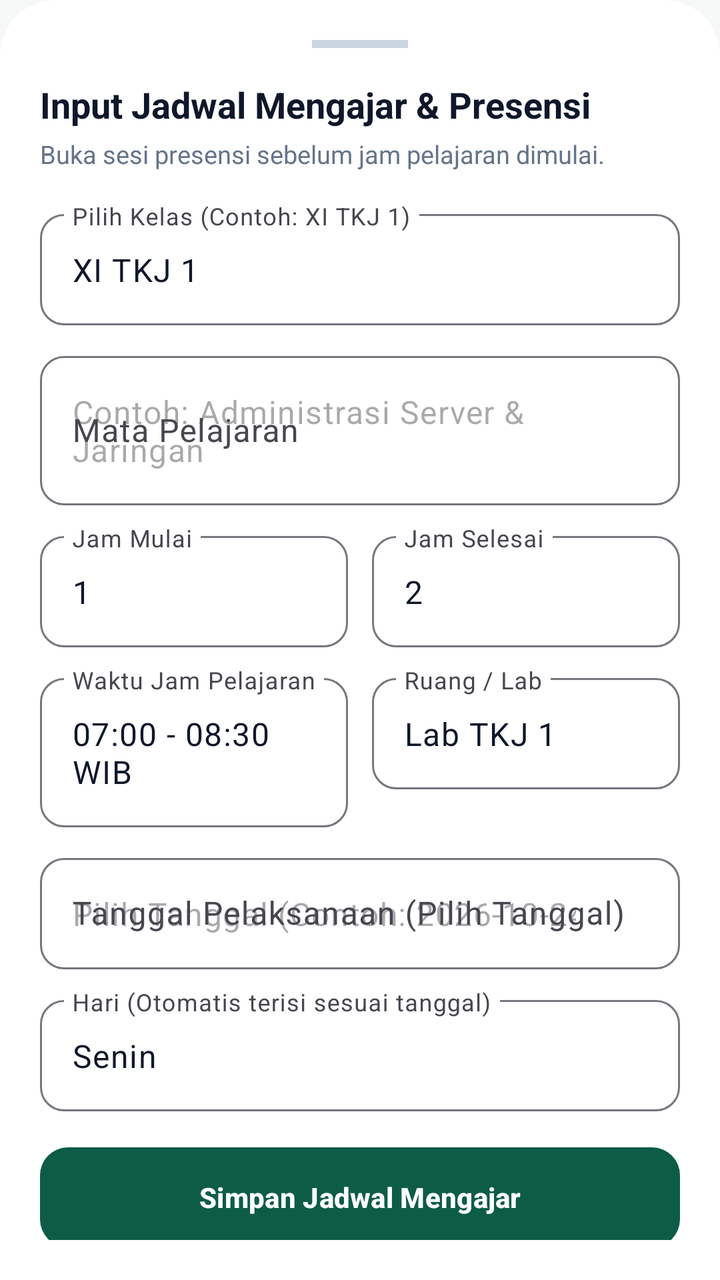
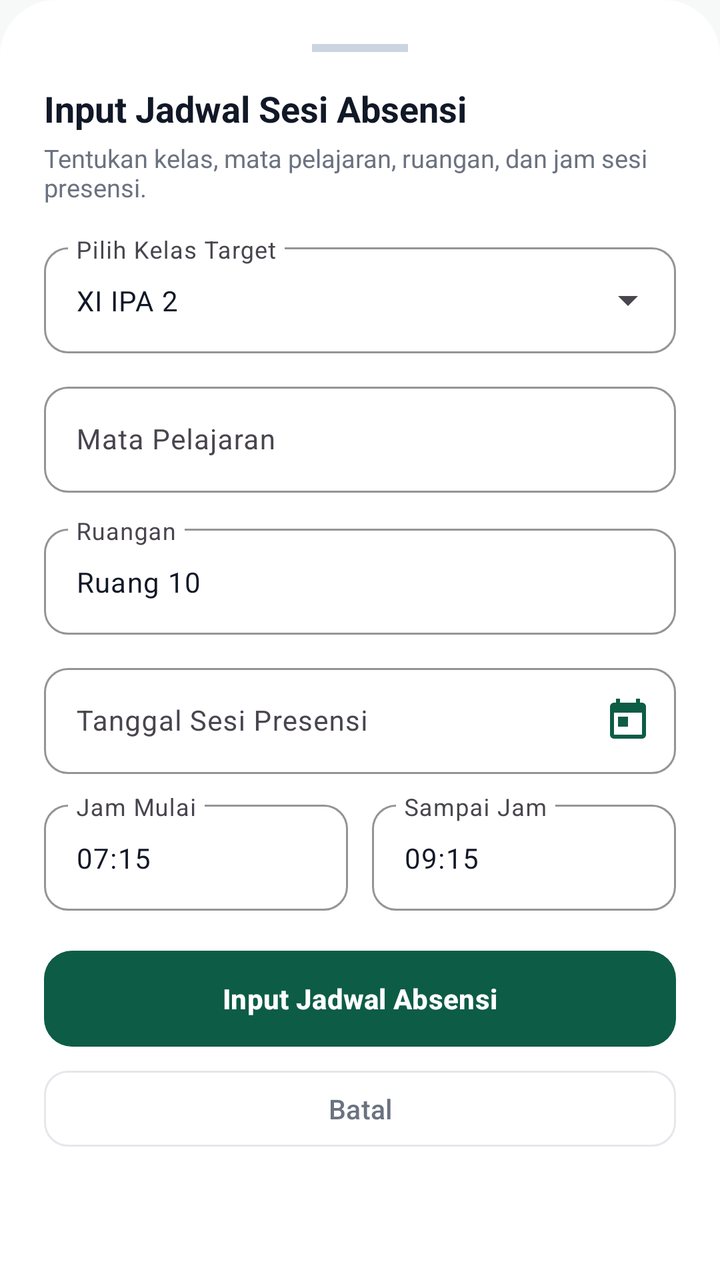

Compare the two renders of this Android layout. The source of the first and the diff that turns it into the second are given below.
<!-- AndroidManifest.xml: application theme Theme.AbsensiAPP -->
<!-- res/layout/dialog_add_schedule.xml -->
<?xml version="1.0" encoding="utf-8"?>
<LinearLayout xmlns:android="http://schemas.android.com/apk/res/android"
    xmlns:app="http://schemas.android.com/apk/res-auto"
    android:layout_width="match_parent"
    android:layout_height="wrap_content"
    android:background="@drawable/bg_dialog_sheet"
    android:orientation="vertical"
    android:padding="20dp">

    <View
        android:layout_width="48dp"
        android:layout_height="4dp"
        android:layout_gravity="center_horizontal"
        android:layout_marginBottom="16dp"
        android:background="#CBD5E1" />

    <TextView
        android:layout_width="wrap_content"
        android:layout_height="wrap_content"
        android:text="Input Jadwal Mengajar &amp; Presensi"
        android:textColor="@color/text_primary"
        android:textSize="18sp"
        android:textStyle="bold" />

    <TextView
        android:layout_width="wrap_content"
        android:layout_height="wrap_content"
        android:layout_marginTop="4dp"
        android:text="Buka sesi presensi sebelum jam pelajaran dimulai."
        android:textColor="@color/text_secondary"
        android:textSize="12.5sp" />

    
    <com.google.android.material.textfield.TextInputLayout
        android:id="@+id/tilClassSelect"
        style="@style/Widget.Material3.TextInputLayout.OutlinedBox"
        android:layout_width="match_parent"
        android:layout_height="wrap_content"
        android:layout_marginTop="16dp"
        android:hint="Pilih Kelas (Contoh: XI TKJ 1)"
        app:boxCornerRadiusBottomEnd="12dp"
        app:boxCornerRadiusBottomStart="12dp"
        app:boxCornerRadiusTopEnd="12dp"
        app:boxCornerRadiusTopStart="12dp">

        <com.google.android.material.textfield.TextInputEditText
            android:id="@+id/etClassName"
            android:layout_width="match_parent"
            android:layout_height="wrap_content"
            android:text="XI TKJ 1"
            android:textColor="@color/text_primary" />
    </com.google.android.material.textfield.TextInputLayout>

    
    <com.google.android.material.textfield.TextInputLayout
        android:id="@+id/tilSubject"
        style="@style/Widget.Material3.TextInputLayout.OutlinedBox"
        android:layout_width="match_parent"
        android:layout_height="wrap_content"
        android:layout_marginTop="10dp"
        android:hint="Mata Pelajaran"
        app:boxCornerRadiusBottomEnd="12dp"
        app:boxCornerRadiusBottomStart="12dp"
        app:boxCornerRadiusTopEnd="12dp"
        app:boxCornerRadiusTopStart="12dp">

        <com.google.android.material.textfield.TextInputEditText
            android:id="@+id/etSubjectName"
            android:layout_width="match_parent"
            android:layout_height="wrap_content"
            android:hint="Contoh: Administrasi Server &amp; Jaringan"
            android:textColor="@color/text_primary" />
    </com.google.android.material.textfield.TextInputLayout>

    
    <LinearLayout
        android:layout_width="match_parent"
        android:layout_height="wrap_content"
        android:layout_marginTop="10dp"
        android:orientation="horizontal">

        <com.google.android.material.textfield.TextInputLayout
            style="@style/Widget.Material3.TextInputLayout.OutlinedBox"
            android:layout_width="0dp"
            android:layout_height="wrap_content"
            android:layout_marginEnd="6dp"
            android:layout_weight="1"
            android:hint="Jam Mulai"
            app:boxCornerRadiusBottomEnd="12dp"
            app:boxCornerRadiusBottomStart="12dp"
            app:boxCornerRadiusTopEnd="12dp"
            app:boxCornerRadiusTopStart="12dp">

            <com.google.android.material.textfield.TextInputEditText
                android:id="@+id/etPeriodStart"
                android:layout_width="match_parent"
                android:layout_height="wrap_content"
                android:inputType="number"
                android:text="1"
                android:textColor="@color/text_primary" />
        </com.google.android.material.textfield.TextInputLayout>

        <com.google.android.material.textfield.TextInputLayout
            style="@style/Widget.Material3.TextInputLayout.OutlinedBox"
            android:layout_width="0dp"
            android:layout_height="wrap_content"
            android:layout_marginStart="6dp"
            android:layout_weight="1"
            android:hint="Jam Selesai"
            app:boxCornerRadiusBottomEnd="12dp"
            app:boxCornerRadiusBottomStart="12dp"
            app:boxCornerRadiusTopEnd="12dp"
            app:boxCornerRadiusTopStart="12dp">

            <com.google.android.material.textfield.TextInputEditText
                android:id="@+id/etPeriodEnd"
                android:layout_width="match_parent"
                android:layout_height="wrap_content"
                android:inputType="number"
                android:text="2"
                android:textColor="@color/text_primary" />
        </com.google.android.material.textfield.TextInputLayout>
    </LinearLayout>

    
    <LinearLayout
        android:layout_width="match_parent"
        android:layout_height="wrap_content"
        android:layout_marginTop="10dp"
        android:orientation="horizontal">

        <com.google.android.material.textfield.TextInputLayout
            style="@style/Widget.Material3.TextInputLayout.OutlinedBox"
            android:layout_width="0dp"
            android:layout_height="wrap_content"
            android:layout_marginEnd="6dp"
            android:layout_weight="1"
            android:hint="Waktu Jam Pelajaran"
            app:boxCornerRadiusBottomEnd="12dp"
            app:boxCornerRadiusBottomStart="12dp"
            app:boxCornerRadiusTopEnd="12dp"
            app:boxCornerRadiusTopStart="12dp">

            <com.google.android.material.textfield.TextInputEditText
                android:id="@+id/etTimeSlot"
                android:layout_width="match_parent"
                android:layout_height="wrap_content"
                android:text="07:00 - 08:30 WIB"
                android:textColor="@color/text_primary" />
        </com.google.android.material.textfield.TextInputLayout>

        <com.google.android.material.textfield.TextInputLayout
            style="@style/Widget.Material3.TextInputLayout.OutlinedBox"
            android:layout_width="0dp"
            android:layout_height="wrap_content"
            android:layout_marginStart="6dp"
            android:layout_weight="1"
            android:hint="Ruang / Lab"
            app:boxCornerRadiusBottomEnd="12dp"
            app:boxCornerRadiusBottomStart="12dp"
            app:boxCornerRadiusTopEnd="12dp"
            app:boxCornerRadiusTopStart="12dp">

            <com.google.android.material.textfield.TextInputEditText
                android:id="@+id/etRoomName"
                android:layout_width="match_parent"
                android:layout_height="wrap_content"
                android:text="Lab TKJ 1"
                android:textColor="@color/text_primary" />
        </com.google.android.material.textfield.TextInputLayout>
    </LinearLayout>

    
    <com.google.android.material.textfield.TextInputLayout
        android:id="@+id/tilScheduleDate"
        style="@style/Widget.Material3.TextInputLayout.OutlinedBox"
        android:layout_width="match_parent"
        android:layout_height="wrap_content"
        android:layout_marginTop="10dp"
        android:hint="Tanggal Pelaksanaan (Pilih Tanggal)"
        app:boxCornerRadiusBottomEnd="12dp"
        app:boxCornerRadiusBottomStart="12dp"
        app:boxCornerRadiusTopEnd="12dp"
        app:boxCornerRadiusTopStart="12dp"
        app:endIconMode="custom">

        <com.google.android.material.textfield.TextInputEditText
            android:id="@+id/etScheduleDate"
            android:layout_width="match_parent"
            android:layout_height="wrap_content"
            android:clickable="true"
            android:cursorVisible="false"
            android:focusable="false"
            android:hint="Pilih Tanggal (Contoh: 2026-10-24)"
            android:textColor="@color/text_primary" />
    </com.google.android.material.textfield.TextInputLayout>

    
    <com.google.android.material.textfield.TextInputLayout
        android:id="@+id/tilDaySelect"
        style="@style/Widget.Material3.TextInputLayout.OutlinedBox"
        android:layout_width="match_parent"
        android:layout_height="wrap_content"
        android:layout_marginTop="10dp"
        android:hint="Hari (Otomatis terisi sesuai tanggal)"
        app:boxCornerRadiusBottomEnd="12dp"
        app:boxCornerRadiusBottomStart="12dp"
        app:boxCornerRadiusTopEnd="12dp"
        app:boxCornerRadiusTopStart="12dp">

        <com.google.android.material.textfield.TextInputEditText
            android:id="@+id/etDayName"
            android:layout_width="match_parent"
            android:layout_height="wrap_content"
            android:text="Senin"
            android:textColor="@color/text_primary" />
    </com.google.android.material.textfield.TextInputLayout>

    <com.google.android.material.button.MaterialButton
        android:id="@+id/btnSaveSchedule"
        android:layout_width="match_parent"
        android:layout_height="50dp"
        android:layout_marginTop="18dp"
        android:background="@drawable/bg_hadirku_primary_btn"
        android:text="Simpan Jadwal Mengajar"
        android:textAllCaps="false"
        android:textColor="@color/white"
        android:textSize="14sp"
        android:textStyle="bold"
        app:backgroundTint="@null"
        app:cornerRadius="12dp" />

    <com.google.android.material.button.MaterialButton
        android:id="@+id/btnCancelSchedule"
        style="@style/Widget.Material3.Button.OutlinedButton"
        android:layout_width="match_parent"
        android:layout_height="48dp"
        android:layout_marginTop="8dp"
        android:text="Batal"
        android:textAllCaps="false"
        android:textColor="@color/text_secondary"
        android:textSize="13.5sp"
        app:cornerRadius="12dp"
        app:strokeColor="@color/hadirku_gray_border" />

</LinearLayout>
<!-- resources referenced by this layout -->
<resources>
  <color name="hadirku_gray_border">#E5E7EB</color>
  <color name="text_primary">#0F172A</color>
  <color name="text_secondary">#64748B</color>
  <color name="white">#FFFFFF</color>
  <!-- drawable bg_dialog_sheet (drawable) -->
  <?xml version="1.0" encoding="utf-8"?>
  <shape xmlns:android="http://schemas.android.com/apk/res/android"
      android:shape="rectangle">
      <corners
          android:topLeftRadius="28dp"
          android:topRightRadius="28dp"
          android:bottomLeftRadius="0dp"
          android:bottomRightRadius="0dp" />
      <solid android:color="@color/card_bg" />
  </shape>
  <!-- drawable bg_hadirku_primary_btn (drawable) -->
  <?xml version="1.0" encoding="utf-8"?>
  <ripple xmlns:android="http://schemas.android.com/apk/res/android"
      android:color="#33FFFFFF">
      <item>
          <shape android:shape="rectangle">
              <solid android:color="@color/hadirku_primary" />
              <corners android:radius="14dp" />
          </shape>
      </item>
  </ripple>
  <style name="Theme.AbsensiAPP" parent="Theme.Material3.Light.NoActionBar">
          
          <item name="colorPrimary">@color/hadirku_primary</item>
          <item name="colorPrimaryVariant">@color/hadirku_primary_dark</item>
          <item name="colorOnPrimary">@color/white</item>
          
          <item name="colorSecondary">@color/hadirku_yellow</item>
          <item name="colorSecondaryVariant">@color/hadirku_yellow_dark</item>
          <item name="colorOnSecondary">@color/hadirku_text_dark</item>
          
          <item name="android:colorBackground">@color/hadirku_bg</item>
          <item name="colorSurface">@color/white</item>
          <item name="colorOnSurface">@color/hadirku_text_dark</item>
          
          <item name="android:statusBarColor">@color/hadirku_bg</item>
          <item name="android:windowLightStatusBar">true</item>
          <item name="android:navigationBarColor">@color/white</item>
          <item name="android:windowLightNavigationBar">true</item>
      </style>
  <color name="card_bg">#FFFFFF</color>
  <color name="hadirku_primary">#0D5C46</color>
  <color name="hadirku_primary_dark">#083D2E</color>
  <color name="hadirku_yellow">#FCD34D</color>
  <color name="hadirku_yellow_dark">#D97706</color>
  <color name="hadirku_text_dark">#111827</color>
  <color name="hadirku_bg">#F7F9F8</color>
</resources>

<!-- the commit's change to res/layout/dialog_add_schedule.xml (unified diff, before → after) -->
@@ -5,7 +5,7 @@
     android:layout_height="wrap_content"
     android:background="@drawable/bg_dialog_sheet"
     android:orientation="vertical"
-    android:padding="20dp">
+    android:padding="22dp">
 
     <View
         android:layout_width="48dp"
@@ -15,40 +15,45 @@
         android:background="#CBD5E1" />
 
     <TextView
+        android:id="@+id/tvDialogTitle"
         android:layout_width="wrap_content"
         android:layout_height="wrap_content"
-        android:text="Input Jadwal Mengajar &amp; Presensi"
-        android:textColor="@color/text_primary"
+        android:text="Input Jadwal Sesi Absensi"
+        android:textColor="@color/hadirku_text_dark"
         android:textSize="18sp"
         android:textStyle="bold" />
 
     <TextView
+        android:id="@+id/tvDialogSubtitle"
         android:layout_width="wrap_content"
         android:layout_height="wrap_content"
         android:layout_marginTop="4dp"
-        android:text="Buka sesi presensi sebelum jam pelajaran dimulai."
-        android:textColor="@color/text_secondary"
+        android:text="Tentukan kelas, mata pelajaran, ruangan, dan jam sesi presensi."
+        android:textColor="@color/hadirku_text_muted"
         android:textSize="12.5sp" />
 
     
     <com.google.android.material.textfield.TextInputLayout
         android:id="@+id/tilClassSelect"
-        style="@style/Widget.Material3.TextInputLayout.OutlinedBox"
+        style="@style/Widget.Material3.TextInputLayout.OutlinedBox.ExposedDropdownMenu"
         android:layout_width="match_parent"
         android:layout_height="wrap_content"
         android:layout_marginTop="16dp"
-        android:hint="Pilih Kelas (Contoh: XI TKJ 1)"
-        app:boxCornerRadiusBottomEnd="12dp"
-        app:boxCornerRadiusBottomStart="12dp"
-        app:boxCornerRadiusTopEnd="12dp"
-        app:boxCornerRadiusTopStart="12dp">
-
-        <com.google.android.material.textfield.TextInputEditText
+        android:hint="Pilih Kelas Target"
+        app:boxCornerRadiusBottomEnd="12dp"
+        app:boxCornerRadiusBottomStart="12dp"
+        app:boxCornerRadiusTopEnd="12dp"
+        app:boxCornerRadiusTopStart="12dp"
+        app:boxStrokeColor="@color/hadirku_primary">
+
+        <AutoCompleteTextView
             android:id="@+id/etClassName"
             android:layout_width="match_parent"
             android:layout_height="wrap_content"
-            android:text="XI TKJ 1"
-            android:textColor="@color/text_primary" />
+            android:inputType="text"
+            android:text="XI IPA 2"
+            android:textColor="@color/hadirku_text_dark"
+            android:textSize="14sp" />
     </com.google.android.material.textfield.TextInputLayout>
 
     
@@ -59,17 +64,73 @@
         android:layout_height="wrap_content"
         android:layout_marginTop="10dp"
         android:hint="Mata Pelajaran"
-        app:boxCornerRadiusBottomEnd="12dp"
-        app:boxCornerRadiusBottomStart="12dp"
-        app:boxCornerRadiusTopEnd="12dp"
-        app:boxCornerRadiusTopStart="12dp">
+        app:placeholderText="Contoh: Pemrograman Web / Matematika"
+        app:boxCornerRadiusBottomEnd="12dp"
+        app:boxCornerRadiusBottomStart="12dp"
+        app:boxCornerRadiusTopEnd="12dp"
+        app:boxCornerRadiusTopStart="12dp"
+        app:boxStrokeColor="@color/hadirku_primary">
 
         <com.google.android.material.textfield.TextInputEditText
             android:id="@+id/etSubjectName"
             android:layout_width="match_parent"
             android:layout_height="wrap_content"
-            android:hint="Contoh: Administrasi Server &amp; Jaringan"
-            android:textColor="@color/text_primary" />
+            android:inputType="textCapWords"
+            android:textColor="@color/hadirku_text_dark"
+            android:textSize="14sp" />
+    </com.google.android.material.textfield.TextInputLayout>
+
+    
+    <com.google.android.material.textfield.TextInputLayout
+        android:id="@+id/tilRoomName"
+        style="@style/Widget.Material3.TextInputLayout.OutlinedBox"
+        android:layout_width="match_parent"
+        android:layout_height="wrap_content"
+        android:layout_marginTop="10dp"
+        android:hint="Ruangan"
+        app:placeholderText="Contoh: Ruang 10 / Lab RPL"
+        app:boxCornerRadiusBottomEnd="12dp"
+        app:boxCornerRadiusBottomStart="12dp"
+        app:boxCornerRadiusTopEnd="12dp"
+        app:boxCornerRadiusTopStart="12dp"
+        app:boxStrokeColor="@color/hadirku_primary">
+
+        <com.google.android.material.textfield.TextInputEditText
+            android:id="@+id/etRoomName"
+            android:layout_width="match_parent"
+            android:layout_height="wrap_content"
+            android:inputType="textCapWords"
+            android:text="Ruang 10"
+            android:textColor="@color/hadirku_text_dark"
+            android:textSize="14sp" />
+    </com.google.android.material.textfield.TextInputLayout>
+
+    
+    <com.google.android.material.textfield.TextInputLayout
+        android:id="@+id/tilScheduleDate"
+        style="@style/Widget.Material3.TextInputLayout.OutlinedBox"
+        android:layout_width="match_parent"
+        android:layout_height="wrap_content"
+        android:layout_marginTop="10dp"
+        android:hint="Tanggal Sesi Presensi"
+        app:boxCornerRadiusBottomEnd="12dp"
+        app:boxCornerRadiusBottomStart="12dp"
+        app:boxCornerRadiusTopEnd="12dp"
+        app:boxCornerRadiusTopStart="12dp"
+        app:boxStrokeColor="@color/hadirku_primary"
+        app:endIconDrawable="@drawable/ic_nav_calendar"
+        app:endIconMode="custom"
+        app:endIconTint="@color/hadirku_primary">
+
+        <com.google.android.material.textfield.TextInputEditText
+            android:id="@+id/etScheduleDate"
+            android:layout_width="match_parent"
+            android:layout_height="wrap_content"
+            android:clickable="true"
+            android:cursorVisible="false"
+            android:focusable="false"
+            android:textColor="@color/hadirku_text_dark"
+            android:textSize="14sp" />
     </com.google.android.material.textfield.TextInputLayout>
 
     
@@ -80,6 +141,7 @@
         android:orientation="horizontal">
 
         <com.google.android.material.textfield.TextInputLayout
+            android:id="@+id/tilStartTime"
             style="@style/Widget.Material3.TextInputLayout.OutlinedBox"
             android:layout_width="0dp"
             android:layout_height="wrap_content"
@@ -89,140 +151,81 @@
             app:boxCornerRadiusBottomEnd="12dp"
             app:boxCornerRadiusBottomStart="12dp"
             app:boxCornerRadiusTopEnd="12dp"
-            app:boxCornerRadiusTopStart="12dp">
+            app:boxCornerRadiusTopStart="12dp"
+            app:boxStrokeColor="@color/hadirku_primary">
 
             <com.google.android.material.textfield.TextInputEditText
-                android:id="@+id/etPeriodStart"
+                android:id="@+id/etStartTime"
                 android:layout_width="match_parent"
                 android:layout_height="wrap_content"
-                android:inputType="number"
-                android:text="1"
-                android:textColor="@color/text_primary" />
+                android:clickable="true"
+                android:cursorVisible="false"
+                android:focusable="false"
+                android:text="07:15"
+                android:textColor="@color/hadirku_text_dark"
+                android:textSize="14sp" />
         </com.google.android.material.textfield.TextInputLayout>
 
         <com.google.android.material.textfield.TextInputLayout
+            android:id="@+id/tilEndTime"
             style="@style/Widget.Material3.TextInputLayout.OutlinedBox"
             android:layout_width="0dp"
             android:layout_height="wrap_content"
             android:layout_marginStart="6dp"
             android:layout_weight="1"
-            android:hint="Jam Selesai"
+            android:hint="Sampai Jam"
             app:boxCornerRadiusBottomEnd="12dp"
             app:boxCornerRadiusBottomStart="12dp"
             app:boxCornerRadiusTopEnd="12dp"
-            app:boxCornerRadiusTopStart="12dp">
+            app:boxCornerRadiusTopStart="12dp"
+            app:boxStrokeColor="@color/hadirku_primary">
 
             <com.google.android.material.textfield.TextInputEditText
-                android:id="@+id/etPeriodEnd"
+                android:id="@+id/etEndTime"
                 android:layout_width="match_parent"
                 android:layout_height="wrap_content"
-                android:inputType="number"
-                android:text="2"
-                android:textColor="@color/text_primary" />
+                android:clickable="true"
+                android:cursorVisible="false"
+                android:focusable="false"
+                android:text="09:15"
+                android:textColor="@color/hadirku_text_dark"
+                android:textSize="14sp" />
         </com.google.android.material.textfield.TextInputLayout>
     </LinearLayout>
 
     
-    <LinearLayout
-        android:layout_width="match_parent"
-        android:layout_height="wrap_content"
-        android:layout_marginTop="10dp"
-        android:orientation="horizontal">
-
-        <com.google.android.material.textfield.TextInputLayout
-            style="@style/Widget.Material3.TextInputLayout.OutlinedBox"
-            android:layout_width="0dp"
-            android:layout_height="wrap_content"
-            android:layout_marginEnd="6dp"
-            android:layout_weight="1"
-            android:hint="Waktu Jam Pelajaran"
-            app:boxCornerRadiusBottomEnd="12dp"
-            app:boxCornerRadiusBottomStart="12dp"
-            app:boxCornerRadiusTopEnd="12dp"
-            app:boxCornerRadiusTopStart="12dp">
-
-            <com.google.android.material.textfield.TextInputEditText
-                android:id="@+id/etTimeSlot"
-                android:layout_width="match_parent"
-                android:layout_height="wrap_content"
-                android:text="07:00 - 08:30 WIB"
-                android:textColor="@color/text_primary" />
-        </com.google.android.material.textfield.TextInputLayout>
-
-        <com.google.android.material.textfield.TextInputLayout
-            style="@style/Widget.Material3.TextInputLayout.OutlinedBox"
-            android:layout_width="0dp"
-            android:layout_height="wrap_content"
-            android:layout_marginStart="6dp"
-            android:layout_weight="1"
-            android:hint="Ruang / Lab"
-            app:boxCornerRadiusBottomEnd="12dp"
-            app:boxCornerRadiusBottomStart="12dp"
-            app:boxCornerRadiusTopEnd="12dp"
-            app:boxCornerRadiusTopStart="12dp">
-
-            <com.google.android.material.textfield.TextInputEditText
-                android:id="@+id/etRoomName"
-                android:layout_width="match_parent"
-                android:layout_height="wrap_content"
-                android:text="Lab TKJ 1"
-                android:textColor="@color/text_primary" />
-        </com.google.android.material.textfield.TextInputLayout>
-    </LinearLayout>
-
-    
-    <com.google.android.material.textfield.TextInputLayout
-        android:id="@+id/tilScheduleDate"
-        style="@style/Widget.Material3.TextInputLayout.OutlinedBox"
-        android:layout_width="match_parent"
-        android:layout_height="wrap_content"
-        android:layout_marginTop="10dp"
-        android:hint="Tanggal Pelaksanaan (Pilih Tanggal)"
-        app:boxCornerRadiusBottomEnd="12dp"
-        app:boxCornerRadiusBottomStart="12dp"
-        app:boxCornerRadiusTopEnd="12dp"
-        app:boxCornerRadiusTopStart="12dp"
-        app:endIconMode="custom">
-
-        <com.google.android.material.textfield.TextInputEditText
-            android:id="@+id/etScheduleDate"
-            android:layout_width="match_parent"
-            android:layout_height="wrap_content"
-            android:clickable="true"
-            android:cursorVisible="false"
-            android:focusable="false"
-            android:hint="Pilih Tanggal (Contoh: 2026-10-24)"
-            android:textColor="@color/text_primary" />
-    </com.google.android.material.textfield.TextInputLayout>
-
-    
-    <com.google.android.material.textfield.TextInputLayout
-        android:id="@+id/tilDaySelect"
-        style="@style/Widget.Material3.TextInputLayout.OutlinedBox"
-        android:layout_width="match_parent"
-        android:layout_height="wrap_content"
-        android:layout_marginTop="10dp"
-        android:hint="Hari (Otomatis terisi sesuai tanggal)"
-        app:boxCornerRadiusBottomEnd="12dp"
-        app:boxCornerRadiusBottomStart="12dp"
-        app:boxCornerRadiusTopEnd="12dp"
-        app:boxCornerRadiusTopStart="12dp">
-
-        <com.google.android.material.textfield.TextInputEditText
-            android:id="@+id/etDayName"
-            android:layout_width="match_parent"
-            android:layout_height="wrap_content"
-            android:text="Senin"
-            android:textColor="@color/text_primary" />
-    </com.google.android.material.textfield.TextInputLayout>
-
+    <EditText
+        android:id="@+id/etDayName"
+        android:layout_width="0dp"
+        android:layout_height="0dp"
+        android:visibility="gone" />
+
+    <EditText
+        android:id="@+id/etPeriodStart"
+        android:layout_width="0dp"
+        android:layout_height="0dp"
+        android:visibility="gone" />
+
+    <EditText
+        android:id="@+id/etPeriodEnd"
+        android:layout_width="0dp"
+        android:layout_height="0dp"
+        android:visibility="gone" />
+
+    <EditText
+        android:id="@+id/etTimeSlot"
+        android:layout_width="0dp"
+        android:layout_height="0dp"
+        android:visibility="gone" />
+
+    
     <com.google.android.material.button.MaterialButton
         android:id="@+id/btnSaveSchedule"
         android:layout_width="match_parent"
-        android:layout_height="50dp"
-        android:layout_marginTop="18dp"
+        android:layout_height="48dp"
+        android:layout_marginTop="20dp"
         android:background="@drawable/bg_hadirku_primary_btn"
-        android:text="Simpan Jadwal Mengajar"
+        android:text="Input Jadwal Absensi"
         android:textAllCaps="false"
         android:textColor="@color/white"
         android:textSize="14sp"
@@ -234,11 +237,11 @@
         android:id="@+id/btnCancelSchedule"
         style="@style/Widget.Material3.Button.OutlinedButton"
         android:layout_width="match_parent"
-        android:layout_height="48dp"
+        android:layout_height="46dp"
         android:layout_marginTop="8dp"
         android:text="Batal"
         android:textAllCaps="false"
-        android:textColor="@color/text_secondary"
+        android:textColor="@color/hadirku_text_muted"
         android:textSize="13.5sp"
         app:cornerRadius="12dp"
         app:strokeColor="@color/hadirku_gray_border" />
<!-- resource entries referenced after the edit -->
@@ -1,8 +1,6 @@
 <!-- resources referenced by this layout -->
 <resources>
   <color name="hadirku_gray_border">#E5E7EB</color>
-  <color name="text_primary">#0F172A</color>
-  <color name="text_secondary">#64748B</color>
   <color name="white">#FFFFFF</color>
   <!-- drawable bg_dialog_sheet (drawable) -->
   <?xml version="1.0" encoding="utf-8"?>
@@ -26,6 +24,16 @@
           </shape>
       </item>
   </ripple>
+  <!-- drawable ic_nav_calendar (drawable) -->
+  <vector xmlns:android="http://schemas.android.com/apk/res/android"
+      android:width="24dp"
+      android:height="24dp"
+      android:viewportWidth="24"
+      android:viewportHeight="24">
+      <path
+          android:fillColor="@android:color/white"
+          android:pathData="M19,3h-1V1h-2v2H8V1H6v2H5c-1.11,0 -1.99,0.9 -1.99,2L3,19c0,1.1 0.89,2 2,2h14c1.1,0 2,-0.9 2,-2V5c0,-1.1 -0.9,-2 -2,-2zm0,16H5V8h14v11zM7,10h5v5H7z" />
+  </vector>
   <style name="Theme.AbsensiAPP" parent="Theme.Material3.Light.NoActionBar">
           
           <item name="colorPrimary">@color/hadirku_primary</item>
@@ -51,6 +59,7 @@
   <color name="hadirku_yellow">#FCD34D</color>
   <color name="hadirku_yellow_dark">#D97706</color>
   <color name="hadirku_text_dark">#111827</color>
+  <color name="hadirku_text_muted">#6B7280</color>
   <color name="hadirku_bg">#F7F9F8</color>
 </resources>
 
